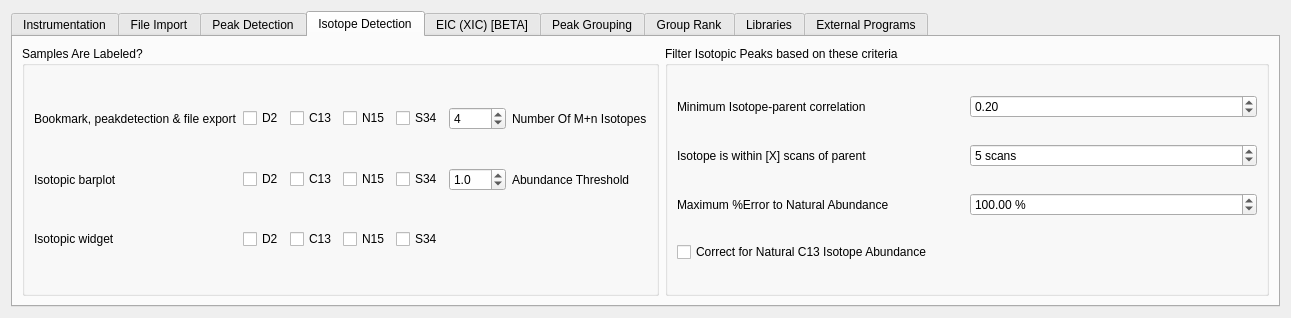
Before: the Qt Designer form mzroll/forms/settingsform.ui in ElucidataInc/ElMaven, drawn with Qt 5.
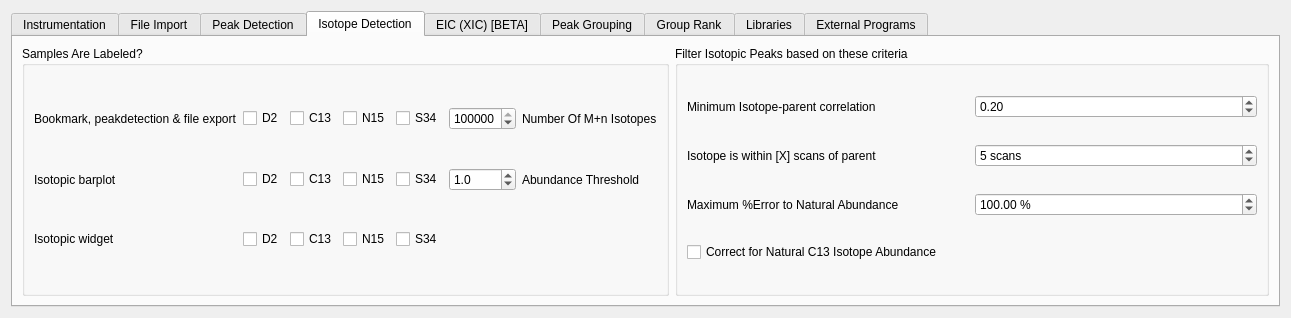
After: the same form once the commit is applied. The open tabs and pages were chosen to show the change. Icons and pictures are not drawn.

Commit message: Fix: Change the default number of M+n isotopes #276

What changed in the file:
```diff
--- a/mzroll/forms/settingsform.ui
+++ b/mzroll/forms/settingsform.ui
@@ -611,10 +611,10 @@
           <item row="0" column="5">
            <widget class="QSpinBox" name="noOfIsotopes">
             <property name="maximum">
-             <number>100</number>
+             <number>1000000</number>
             </property>
             <property name="value">
-             <number>4</number>
+             <number>1000000</number>
             </property>
            </widget>
           </item>
```
The commit also changes 2 other files.
